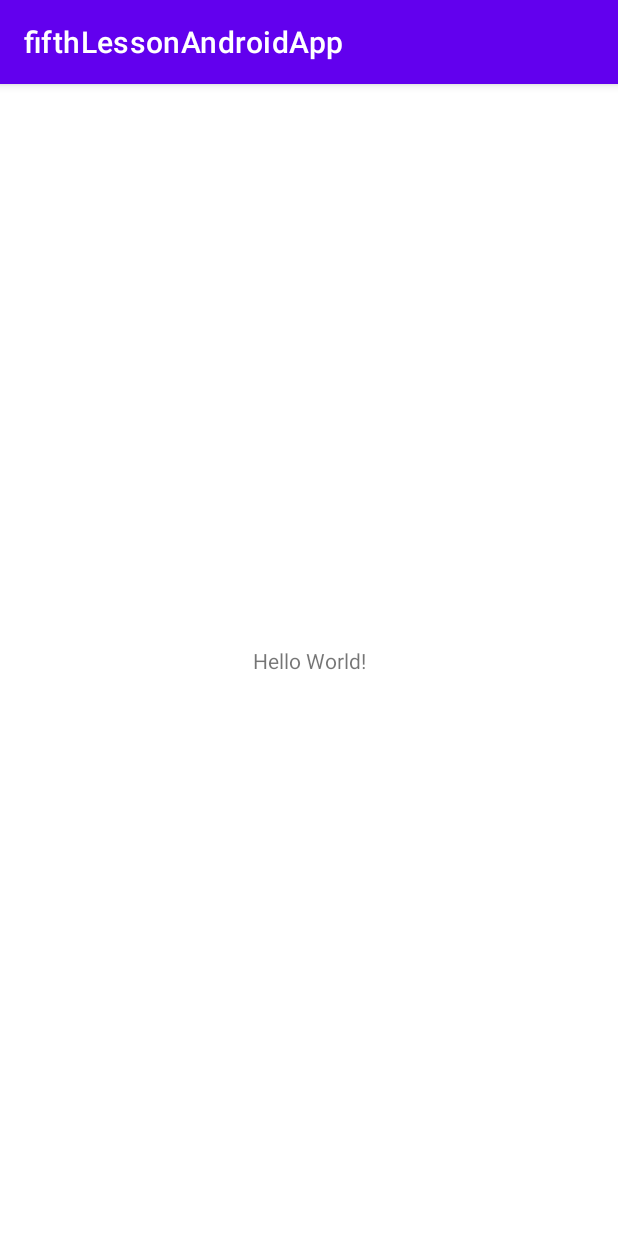
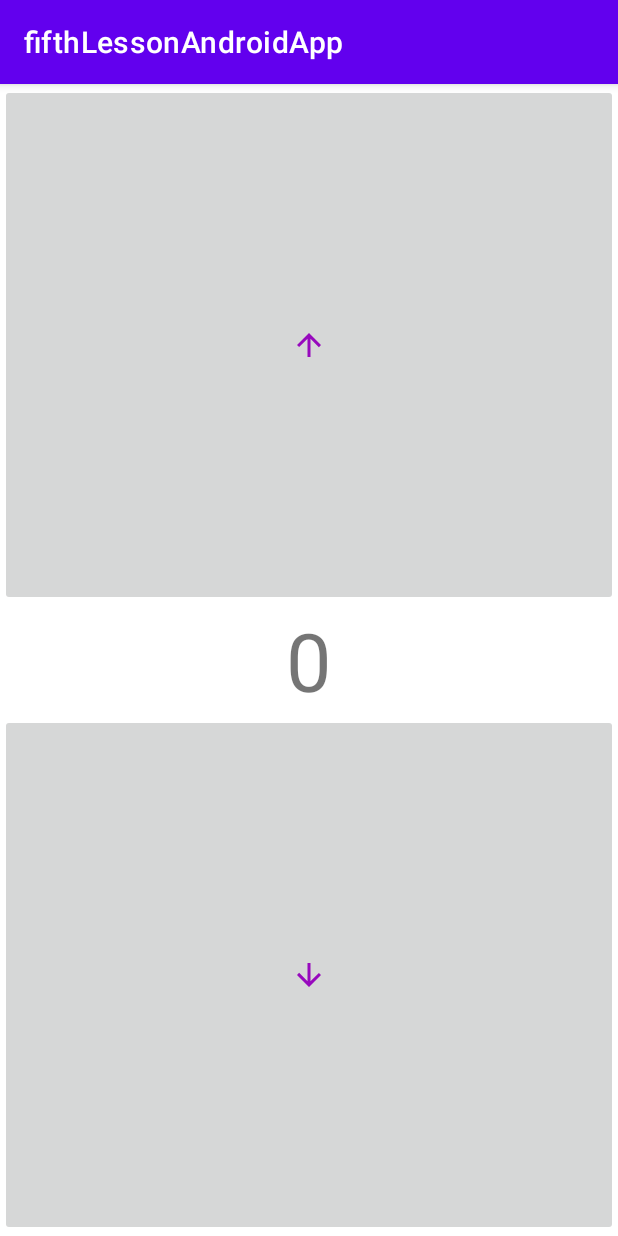
Before and after one commit to HoutarouM/fifthLessonAndroidApp, an Android app: the screen it shows after launch (MainActivity), on a phone screen of 412 x 824 dp. Run offline under Robolectric (Android 15) with nearby library versions, the phone set to English and light mode, and no system bars.

Commit message:
lifecycle methods

```diff
--- a/app/src/main/java/com/example/fifthlessonandroidapp/MainActivity.java
+++ b/app/src/main/java/com/example/fifthlessonandroidapp/MainActivity.java
@@ -1,14 +1,100 @@
 package com.example.fifthlessonandroidapp;
 
+import android.os.Bundle;
+import android.util.Log;
+import android.widget.ImageButton;
+import android.widget.TextView;
+
+import androidx.annotation.NonNull;
 import androidx.appcompat.app.AppCompatActivity;
 
-import android.os.Bundle;
+public class MainActivity extends AppCompatActivity {
+    TextView counterTextView;
+    ImageButton addButton;
+    ImageButton subButton;
 
-public class MainActivity extends AppCompatActivity {
+    private int counter;
 
     @Override
     protected void onCreate(Bundle savedInstanceState) {
         super.onCreate(savedInstanceState);
         setContentView(R.layout.activity_main);
+
+        Log.i("Czas zycia", "wywolana metoda on create");
+
+
+        counterTextView = findViewById(R.id.counter);
+
+        if (savedInstanceState != null) {
+            counter = savedInstanceState.getInt("counter", 0);
+
+            counterTextView.setText(Integer.toString(counter));
+        }
+
+        addButton = findViewById(R.id.addButton);
+        subButton = findViewById(R.id.subButton);
+
+        addButton.setOnClickListener(view -> {
+            counter++;
+
+            counterTextView.setText(Integer.toString(counter));
+        });
+
+        subButton.setOnClickListener(view -> {
+            counter--;
+
+            counterTextView.setText(Integer.toString(counter));
+        });
+    }
+
+    @Override
+    protected void onStart() {
+        super.onStart();
+
+        Log.i("Czas zycia", "wywolana metoda on start");
+    }
+
+    @Override
+    protected void onResume() {
+        super.onResume();
+
+        Log.i("Czas zycia", "wywolana metoda on resume");
+    }
+
+    @Override
+    protected void onPause() {
+        super.onPause();
+
+        Log.i("Czas zycia", "wywolana metoda on pause");
+    }
+
+    @Override
+    protected void onStop() {
+        super.onStop();
+
+        Log.i("Czas zycia", "wywolana metoda on stop");
+    }
+
+    @Override
+    protected void onRestart() {
+        super.onRestart();
+
+        Log.i("Czas zycia", "wywolana metoda on restart");
+    }
+
+    @Override
+    protected void onSaveInstanceState(@NonNull Bundle outState) {
+        super.onSaveInstanceState(outState);
+
+        Log.i("Czas zycia", "wywolana metoda on save instance state");
+
+        outState.putInt("counter", counter);
+    }
+
+    @Override
+    protected void onDestroy() {
+        super.onDestroy();
+
+        Log.i("Czas zycia", "wywolana metoda on destroy");
     }
 }
--- /dev/null
+++ b/app/src/main/res/drawable/arrow_back.xml
@@ -0,0 +1,5 @@
+<vector android:autoMirrored="true" android:height="24dp"
+    android:tint="#9709BD" android:viewportHeight="24"
+    android:viewportWidth="24" android:width="24dp" xmlns:android="http://schemas.android.com/apk/res/android">
+    <path android:fillColor="@android:color/white" android:pathData="M20,11H7.83l5.59,-5.59L12,4l-8,8 8,8 1.41,-1.41L7.83,13H20v-2z"/>
+</vector>
--- /dev/null
+++ b/app/src/main/res/drawable/arrow_downward.xml
@@ -0,0 +1,5 @@
+<vector android:height="24dp" android:tint="#9709BD"
+    android:viewportHeight="24" android:viewportWidth="24"
+    android:width="24dp" xmlns:android="http://schemas.android.com/apk/res/android">
+    <path android:fillColor="@android:color/white" android:pathData="M20,12l-1.41,-1.41L13,16.17V4h-2v12.17l-5.58,-5.59L4,12l8,8 8,-8z"/>
+</vector>
--- /dev/null
+++ b/app/src/main/res/drawable/arrow_forward.xml
@@ -0,0 +1,5 @@
+<vector android:autoMirrored="true" android:height="24dp"
+    android:tint="#9709BD" android:viewportHeight="24"
+    android:viewportWidth="24" android:width="24dp" xmlns:android="http://schemas.android.com/apk/res/android">
+    <path android:fillColor="@android:color/white" android:pathData="M12,4l-1.41,1.41L16.17,11H4v2h12.17l-5.58,5.59L12,20l8,-8z"/>
+</vector>
--- /dev/null
+++ b/app/src/main/res/drawable/arrow_upward.xml
@@ -0,0 +1,5 @@
+<vector android:height="24dp" android:tint="#9709BD"
+    android:viewportHeight="24" android:viewportWidth="24"
+    android:width="24dp" xmlns:android="http://schemas.android.com/apk/res/android">
+    <path android:fillColor="@android:color/white" android:pathData="M4,12l1.41,1.41L11,7.83V20h2V7.83l5.58,5.59L20,12l-8,-8 -8,8z"/>
+</vector>
--- a/app/src/main/res/layout/activity_main.xml
+++ b/app/src/main/res/layout/activity_main.xml
@@ -1,18 +1,35 @@
 <?xml version="1.0" encoding="utf-8"?>
-<androidx.constraintlayout.widget.ConstraintLayout xmlns:android="http://schemas.android.com/apk/res/android"
+<LinearLayout xmlns:android="http://schemas.android.com/apk/res/android"
     xmlns:app="http://schemas.android.com/apk/res-auto"
     xmlns:tools="http://schemas.android.com/tools"
     android:layout_width="match_parent"
     android:layout_height="match_parent"
+    android:gravity="center"
+    android:orientation="vertical"
     tools:context=".MainActivity">
 
+    <ImageButton
+        android:id="@+id/addButton"
+        android:layout_width="match_parent"
+        android:layout_height="wrap_content"
+        android:layout_weight="1"
+        android:contentDescription="@string/arrow"
+        app:srcCompat="@drawable/arrow_upward"
+        tools:ignore="DuplicateSpeakableTextCheck" />
+
     <TextView
+        android:id="@+id/counter"
         android:layout_width="wrap_content"
         android:layout_height="wrap_content"
-        android:text="Hello World!"
-        app:layout_constraintBottom_toBottomOf="parent"
-        app:layout_constraintEnd_toEndOf="parent"
-        app:layout_constraintStart_toStartOf="parent"
-        app:layout_constraintTop_toTopOf="parent" />
+        android:text="@string/start_value"
+        android:textSize="54sp" />
 
-</androidx.constraintlayout.widget.ConstraintLayout>
+    <ImageButton
+        android:id="@+id/subButton"
+        android:layout_width="match_parent"
+        android:layout_height="wrap_content"
+        android:layout_weight="1"
+        android:contentDescription="@string/arrow"
+        app:srcCompat="@drawable/arrow_downward" />
+
+</LinearLayout>
--- a/app/src/main/res/values/strings.xml
+++ b/app/src/main/res/values/strings.xml
@@ -1,3 +1,5 @@
 <resources>
     <string name="app_name">fifthLessonAndroidApp</string>
+    <string name="start_value">0</string>
+    <string name="arrow">arrow</string>
 </resources>
```
